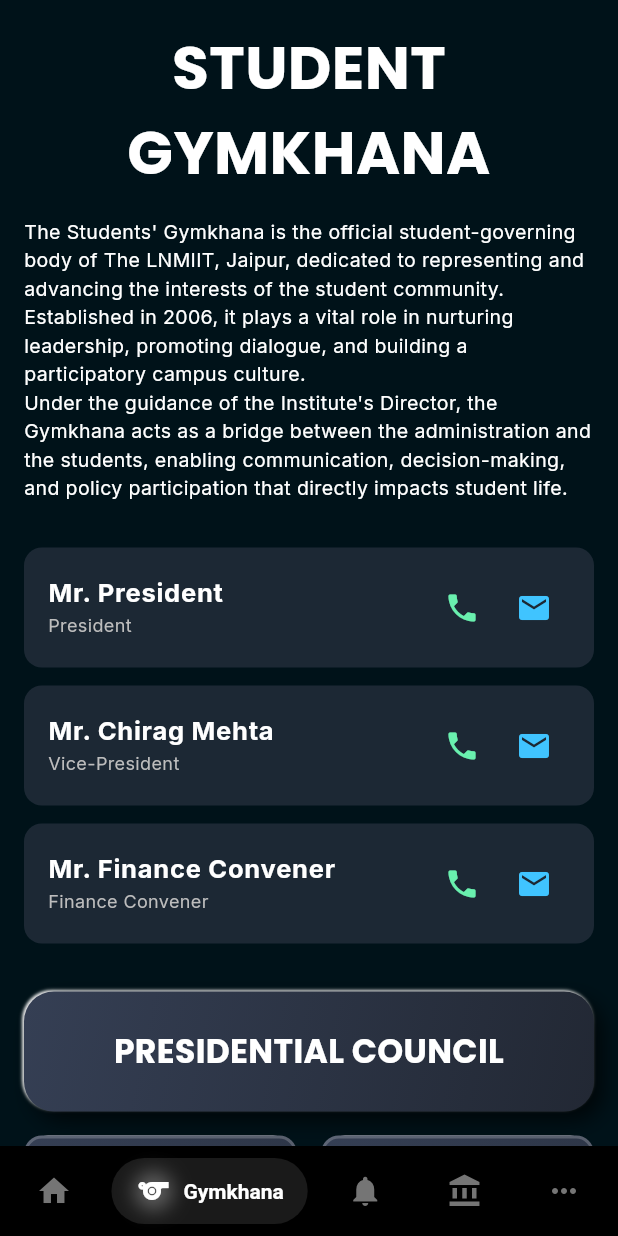
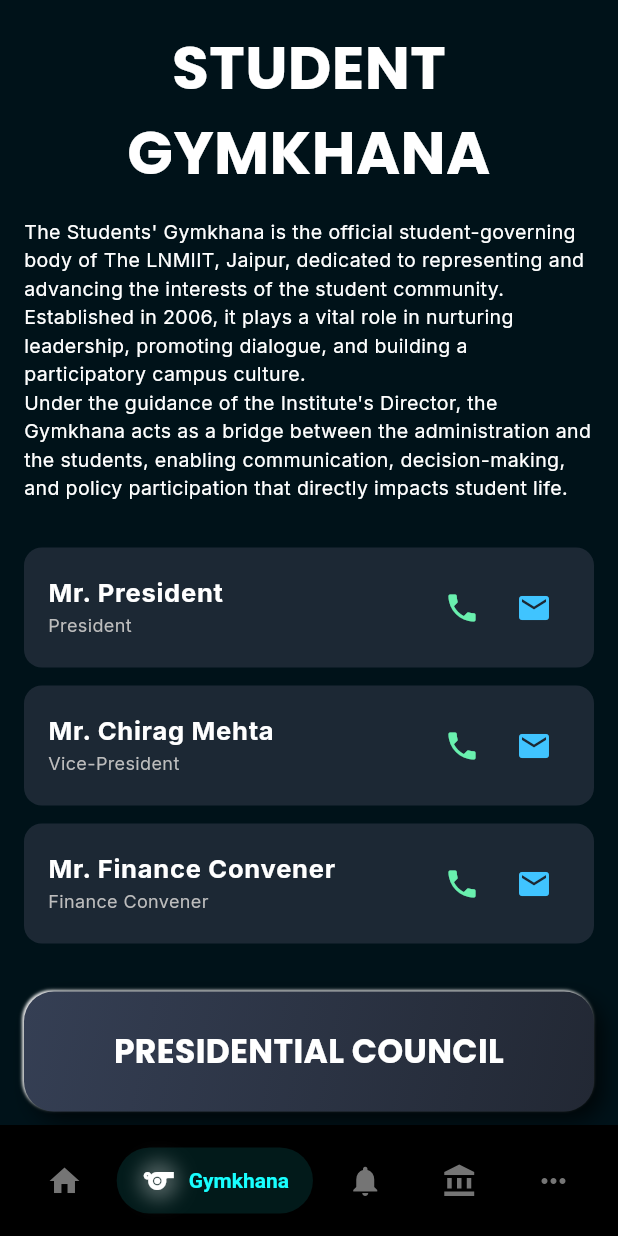
Before and after one commit to ZenithRizz/ccell, a Flutter app: the MyHomePage screen opened by its route, item 2 of the bottom bar chosen, on a phone screen of 412 x 824 dp. Run offline on Flutter 3.47's test engine with Material 3 defaults, Android fonts, the phone set to English and light mode, and no system bars; drawn by our look-alikes of salomon_bottom_bar; our stand-ins replace firebase_auth, firebase_core, flutter_screenutil, google_fonts, google_sign_in, image_picker and 1 more; accounts and stored records are empty; network calls fail.

Commit message:
Optimized for Web

```diff
--- a/lib/main.dart
+++ b/lib/main.dart
@@ -14,10 +14,14 @@ import 'package:salomon_bottom_bar/salomon_bottom_bar.dart';
 import 'gymkhana.dart';
 import 'package:google_fonts/google_fonts.dart';
 import 'lnm_page.dart';
+import 'firebase_options.dart';
+import 'package:flutter_screenutil/flutter_screenutil.dart';
 
 void main() async {
   WidgetsFlutterBinding.ensureInitialized();
-  await Firebase.initializeApp();
+  await Firebase.initializeApp(
+    options: DefaultFirebaseOptions.currentPlatform,
+  );
   runApp(const MyApp());
 }
 
@@ -26,7 +30,11 @@ class MyApp extends StatelessWidget {
 
   @override
   Widget build(BuildContext context) {
-    return MaterialApp(
+    return ScreenUtilInit(
+      designSize: const Size(360, 690),
+      minTextAdapt: true,
+      splitScreenMode: true,
+      child: MaterialApp(
         title: 'LNMIIT C-Cell App',
         debugShowCheckedModeBanner: false,
         theme: ThemeData(
@@ -40,6 +48,7 @@ class MyApp extends StatelessWidget {
           '/login': (context) => const LoginPage(),
         },
         home: const AuthLoadingScreen(),
+      ),
     );
   }
 }
@@ -144,17 +153,23 @@ class _MyHomePageState extends State<MyHomePage> {
   @override
   Widget build(BuildContext context) {
     return Scaffold(
-      body: IndexedStack(
+      body: AnimatedSwitcher(
+        duration: const Duration(milliseconds: 400),
+        child: IndexedStack(
           index: _selectedIndex,
           children: _pages,
         ),
+      ),
       bottomNavigationBar: SalomonBottomBar(
+        margin: EdgeInsets.all(15.0),
         currentIndex: _selectedIndex,
+        itemShape: RoundedRectangleBorder(borderRadius: BorderRadiusGeometry.circular(90)),
         onTap: _onItemTapped,
         backgroundColor: Colors.black,
         selectedItemColor: Colors.white,
         unselectedItemColor: Colors.grey.shade600,
         duration: const Duration(milliseconds: 400),
+        curve: Curves.linear,
         items: [
           SalomonBottomBarItem(
             icon: _buildGlowingIcon(Icons.home, _selectedIndex == 0),
@@ -165,25 +180,25 @@ class _MyHomePageState extends State<MyHomePage> {
           SalomonBottomBarItem(
             icon: _buildGlowingIcon(Icons.sports, _selectedIndex == 1),
             title: const Text("Gymkhana"),
-            selectedColor: Colors.white,
+            selectedColor: Colors.cyanAccent,
             unselectedColor: Colors.grey.shade600,
           ),
           SalomonBottomBarItem(
             icon: _buildGlowingIcon(Icons.notifications, _selectedIndex == 2),
             title: const Text("Notifications"),
-            selectedColor: Colors.white,
+            selectedColor: Colors.lightGreenAccent,
             unselectedColor: Colors.grey.shade600,
           ),
           SalomonBottomBarItem(
             icon: _buildGlowingIcon(Icons.account_balance, _selectedIndex == 3),
-            title: const Text("About LNMIIT"),
-            selectedColor: Colors.white,
+            title: const Text("LNMIIT"),
+            selectedColor: Colors.redAccent,
             unselectedColor: Colors.grey.shade600,
           ),
           SalomonBottomBarItem(
             icon: _buildGlowingIcon(Icons.more_horiz, _selectedIndex == 4),
             title: const Text("More"),
-            selectedColor: Colors.white,
+            selectedColor: Colors.purpleAccent,
             unselectedColor: Colors.grey.shade600,
           ),
         ],
--- a/lib/more_page.dart
+++ b/lib/more_page.dart
@@ -70,7 +70,8 @@ class _MorePageState extends State<MorePage> {
 
   @override
   Widget build(BuildContext context) {
-    return Scaffold(
+    return _isAuthorized
+      ?Scaffold(
       backgroundColor: const Color(0xFF001219),
       body: Center(
         child: Column(
@@ -113,6 +114,7 @@ class _MorePageState extends State<MorePage> {
           ],
         ),
       ),
-    );
+    )
+        :AboutCCellPage();
   }
 }
```
Also changed, not shown: lib/home_page.dart (+9 -8 lines), lib/profile_page.dart (+53 -19 lines), pubspec.yaml (+6 -1 lines), firebase.json (added), lib/firebase_options.dart (added), pubspec.lock, 5 other files. Lines whose indentation alone changed are shown as unchanged.
